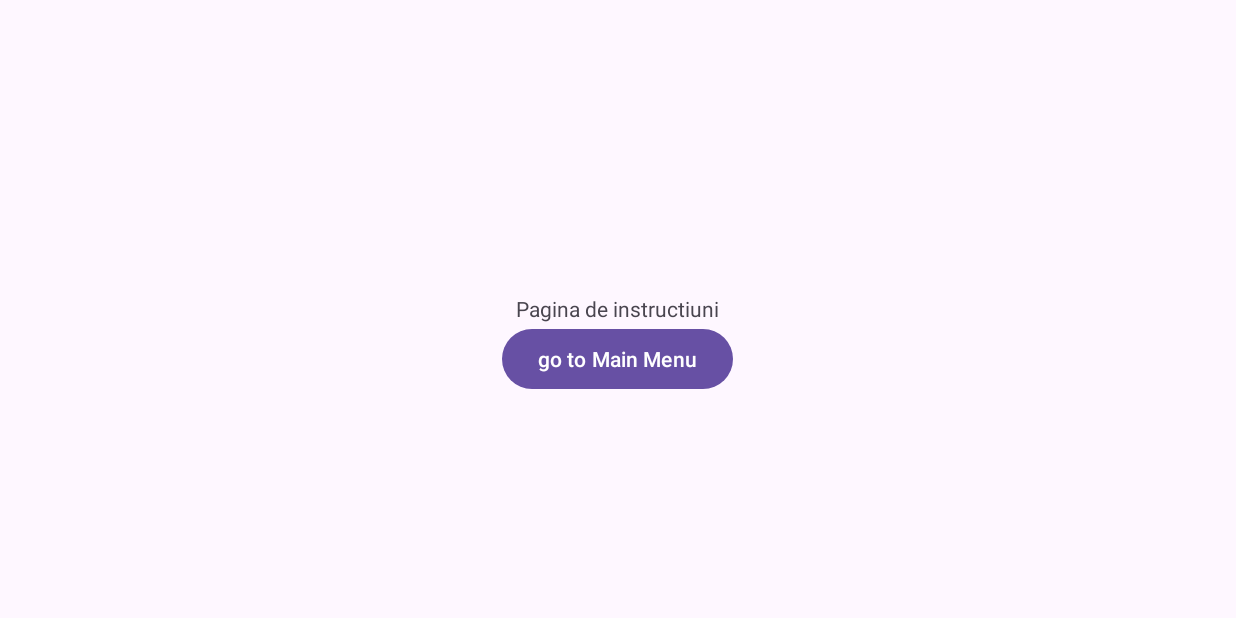
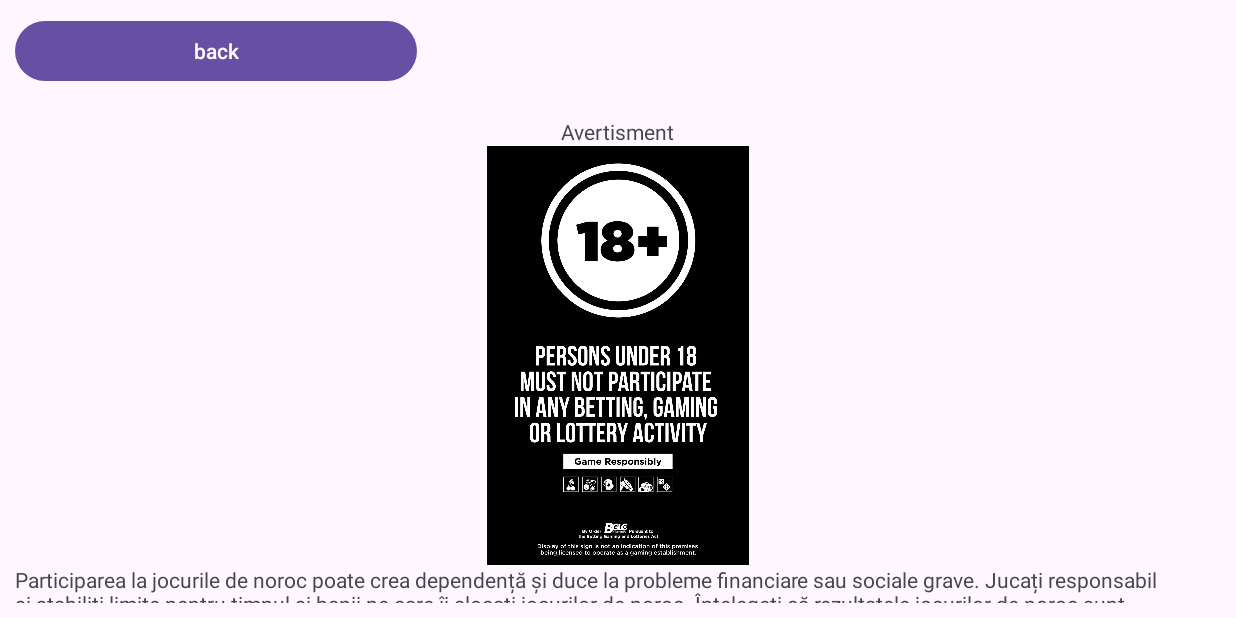
Before and after one commit to Andrei6700/Slots-at-GymBro-aka-Vericu-, an Android app: the InstructionsActivity screen opened directly, with no data from a screen before it, on a phone screen of 824 x 412 dp (held sideways). Run offline under Robolectric (Android 15) with nearby library versions, the phone set to English and light mode, and no system bars.

Commit message:
Adding recicle view & image

```diff
--- /dev/null
+++ b/app/src/main/java/com/example/pacanele/Adapter_recyclerView.java
@@ -0,0 +1,55 @@
+package com.example.pacanele;
+
+import android.content.Context;
+import android.view.LayoutInflater;
+import android.view.View;
+import android.view.ViewGroup;
+import android.widget.ImageView;
+import android.widget.TextView;
+
+import androidx.annotation.NonNull;
+import androidx.recyclerview.widget.RecyclerView;
+
+import java.util.ArrayList;
+
+public class Adapter_recyclerView extends RecyclerView.Adapter<Adapter_recyclerView.MyViewHolder> {
+    Context context;
+    ArrayList<InstructionsHandler> movies;
+
+    public Adapter_recyclerView(Context context, ArrayList<InstructionsHandler> movies) {
+        this.context = context;
+        this.movies = movies;
+    }
+
+    @NonNull
+    @Override
+    public MyViewHolder onCreateViewHolder(@NonNull ViewGroup parent, int viewType) {
+        LayoutInflater inflater = LayoutInflater.from(context);
+        View view = inflater.inflate(R.layout.list_item, parent, false);
+        return new MyViewHolder(view);
+    }
+
+    @Override
+    public void onBindViewHolder(@NonNull MyViewHolder holder, int position) {
+        holder.textViewTitle.setText(movies.get(position).getTitle());
+        holder.textViewMessage.setText(movies.get(position).getMessage());
+        holder.imageView.setImageResource(movies.get(position).getImage());
+    }
+
+    @Override
+    public int getItemCount() {
+        return movies.size();
+    }
+
+    public static class MyViewHolder extends RecyclerView.ViewHolder {
+        ImageView imageView;
+        TextView textViewTitle, textViewMessage;
+
+        public MyViewHolder(@NonNull View itemView) {
+            super(itemView);
+            imageView = itemView.findViewById(R.id.posterImageView);
+            textViewTitle = itemView.findViewById(R.id.titleTextView);
+            textViewMessage = itemView.findViewById(R.id.textViewMessage);
+        }
+    }
+}
--- a/app/src/main/java/com/example/pacanele/InstructionsActivity.java
+++ b/app/src/main/java/com/example/pacanele/InstructionsActivity.java
@@ -1,20 +1,28 @@
 package com.example.pacanele;
 
 import androidx.appcompat.app.AppCompatActivity;
+import androidx.recyclerview.widget.RecyclerView;
+import androidx.recyclerview.widget.LinearLayoutManager;
 
 import android.os.Bundle;
 import android.view.View;
 import android.widget.Button;
 import android.content.Intent;
 
+import java.util.ArrayList;
+
 public class InstructionsActivity extends AppCompatActivity {
-    private Button btnGoToMainMenu;
+    ArrayList<InstructionsHandler> messages = new ArrayList<>();
+    Button btnGoToMainMenu;
+
+    int[] instructionsImage = {R.drawable.gamblingadd, R.drawable.stopgambling, R.drawable.dependentajocuridenoroc,
+            R.drawable.imaginejoc, R.drawable.payfirst,
+            R.drawable.payconfirm};
 
     @Override
     protected void onCreate(Bundle savedInstanceState) {
         super.onCreate(savedInstanceState);
         setContentView(R.layout.activity_instructions);
-
         btnGoToMainMenu = (Button) findViewById(R.id.btnGoToMainMenu);
         btnGoToMainMenu.setOnClickListener(new View.OnClickListener(){
             @Override
@@ -22,7 +30,25 @@ public class InstructionsActivity extends AppCompatActivity {
                 openActivity1();
             }
         });
+
+        RecyclerView recyclerView = findViewById(R.id.movieRecyclerView);
+
+        setUpMovies();
+
+        Adapter_recyclerView adapter = new Adapter_recyclerView(this, messages);
+        recyclerView.setAdapter(adapter);
+        recyclerView.setLayoutManager(new LinearLayoutManager(this));
     }
+
+    private void setUpMovies() {
+        String[] titles = getResources().getStringArray(R.array.title);
+        String[] messagesArray = getResources().getStringArray(R.array.message); // Changed variable name to avoid conflict
+
+        for (int i = 0; i < titles.length; i++) {
+            messages.add(new InstructionsHandler(titles[i], messagesArray[i], instructionsImage[i]));
+        }
+    }
+
     public void openActivity1(){
         Intent intent = new Intent(this, MainActivity.class);
         startActivity(intent);
--- /dev/null
+++ b/app/src/main/java/com/example/pacanele/InstructionsHandler.java
@@ -0,0 +1,26 @@
+package com.example.pacanele;
+
+public class InstructionsHandler {
+    String title;
+    String message;
+    int image;
+
+    public InstructionsHandler(String title, String message, int image) {
+        this.title = title;
+        this.message = message; // Updated to assign parameter to class variable
+        this.image = image;
+    }
+
+    public String getTitle() {
+        return title;
+    }
+
+    public String getMessage() {  // getGen
+        return message;
+    }
+
+
+    public int getImage() {
+        return image;
+    }
+}
--- a/app/src/main/res/layout/activity_instructions.xml
+++ b/app/src/main/res/layout/activity_instructions.xml
@@ -1,25 +1,33 @@
 <?xml version="1.0" encoding="utf-8"?>
-<RelativeLayout xmlns:android="http://schemas.android.com/apk/res/android"
+<LinearLayout xmlns:android="http://schemas.android.com/apk/res/android"
     xmlns:app="http://schemas.android.com/apk/res-auto"
     xmlns:tools="http://schemas.android.com/tools"
     android:layout_width="match_parent"
     android:layout_height="match_parent"
-    tools:context=".MainActivity">
+    android:orientation="vertical"
+    android:padding="10dp"
+    tools:context=".InstructionsActivity">
 
-    <TextView
-        android:layout_width="wrap_content"
+
+    <LinearLayout
+        android:layout_width="match_parent"
         android:layout_height="wrap_content"
-        android:text="Pagina de instructiuni"
-        android:layout_centerHorizontal="true"
-        android:layout_centerVertical="true"
-        android:id="@+id/textView2"/>
+        android:weightSum="3">
 
-    <Button
-        android:id="@+id/btnGoToMainMenu"
-        android:layout_width="wrap_content"
-        android:layout_height="wrap_content"
-        android:layout_below="@+id/textView2"
-        android:layout_centerInParent="true"
-        android:text="go to Main Menu" />
+        <Button
+            android:id="@+id/btnGoToMainMenu"
+            android:layout_width="0dp"
+            android:layout_height="wrap_content"
+            android:layout_weight="1"
+            android:text="back" />
 
-</RelativeLayout>
+
+    </LinearLayout>
+
+    <androidx.recyclerview.widget.RecyclerView
+        android:id="@+id/movieRecyclerView"
+        android:layout_width="match_parent"
+        android:layout_height="match_parent"
+        tools:listitem="@layout/list_item"/>
+
+</LinearLayout>
--- /dev/null
+++ b/app/src/main/res/layout/list_item.xml
@@ -0,0 +1,35 @@
+<?xml version="1.0" encoding="utf-8"?>
+<RelativeLayout xmlns:android="http://schemas.android.com/apk/res/android"
+    xmlns:app="http://schemas.android.com/apk/res-auto"
+    android:layout_width="match_parent"
+    android:layout_height="wrap_content"
+    android:gravity="center">
+
+
+    <TextView
+        android:id="@+id/titleTextView"
+        android:layout_width="wrap_content"
+        android:layout_height="wrap_content"
+        android:layout_alignParentTop="true"
+        android:layout_centerHorizontal="true"
+        android:text="Title"
+        android:paddingTop="20dp" />
+
+    <ImageView
+        android:id="@+id/posterImageView"
+        android:layout_width="match_parent"
+        android:layout_height="279dp"
+        android:layout_below="@id/titleTextView"
+        android:layout_centerHorizontal="true"
+        android:src="@drawable/ic_launcher_background" />
+
+
+    <TextView
+        android:id="@+id/textViewMessage"
+        android:layout_width="wrap_content"
+        android:layout_height="wrap_content"
+        android:layout_below="@id/posterImageView"
+        android:layout_centerHorizontal="true"
+        android:text="Message"/>
+
+</RelativeLayout>
--- /dev/null
+++ b/app/src/main/res/values/arrays.xml
@@ -0,0 +1,22 @@
+<?xml version="1.0" encoding="utf-8"?>
+<resources>
+    <string-array name="message" >
+        <item>Participarea la jocurile de noroc poate crea dependență și duce la probleme financiare sau sociale grave. Jucați responsabil și stabiliți limite pentru timpul și banii pe care îi alocați jocurilor de noroc. Înțelegeți că rezultatele jocurilor de noroc sunt determinate în mod aleatoriu și că nu există garanții de câștig. Este recomandat să vă consultați cu un specialist în probleme de jocuri de noroc sau să accesați resursele disponibile pentru asistență și consiliere în cazul în care aveți preocupări legate de comportamentul dvs. de joc. Persoanele sub 18 ani nu au voie să participe la jocuri de noroc.</item>
+        <item>Planificarea financiară este crucială în activitățile de gambling. Stabiliți un buget strict și respectați-l. Evitați să cheltuiți mai mult decât vă permiteți să pierdeți și nu împrumutați bani pentru a juca.</item>
+        <item>Fii conștient de semnele de dependență de jocuri de noroc, cum ar fi nevoia compulsivă de a juca, cheltuielile excesive de timp și bani pe jocuri de noroc și neglijarea responsabilităților personale sau profesionale. Dacă observați astfel de semne la dumneavoastră sau la cei dragi, căutați ajutor imediat.</item>
+        <item>Butoanele basic a unui joc tip pacanea, unde utilizatorul trebuie sa introduca o suma pentru a putea juca si a castiga.
+        Suma este dublata dupa factorul bet, care default este 50, dar poate sa aleaga 100 sau All. Daca utilizatorul alege 50 fiecare spin costa 50, daca selecteaza 100
+        fiecare spin costa 100, iar all, toata suma stransa</item>
+        <item>1. Fieldul pentru suma dorita sa va fie extrasa in mod legal din contul bancar;\n2. Fieldul pentru detinatorul Cardului\n3. Fieldul pentru numarul cardului\n4. Fieldul pentru CVV\n5. Fieldul pentru data de expirare\n6. butonul de platire</item>
+        <item>Dupa completarea tuturor fieldurilor, in prelabil utilizatorul apasa pe butonul de Add Founds si dupa ce apare mesajul "Funds added successfully" inseamna ca plata a fost cu succes</item>
+    </string-array>
+
+    <string-array name="title" >
+        <item>Avertisment</item>
+        <item>Managementul bugetului:</item>
+        <item>Recunoașterea semnelor de dependență:</item>
+        <item>Butoane joc</item>
+        <item>Introducerea datelor cu caracter personal</item>
+        <item>Confirmarea achizitiei</item>
+    </string-array>
+</resources>
```
Also changed, not shown: app/src/main/java/com/example/pacanele/AddFoundsActivity.java (+57 -2 lines), app/src/main/res/layout/activity_add_founds.xml (+35 -27 lines), app/src/main/res/drawable/card.png (added), app/src/main/res/drawable/dependentajocuridenoroc.jpg (added), app/src/main/res/drawable/gamblingadd.jpg (added), app/src/main/res/drawable/imaginejoc.png (added), app/src/main/res/drawable/payconfirm.png (added), app/src/main/res/drawable/payfirst.png (added), app/src/main/res/drawable/stopgambling.jpeg (added).
